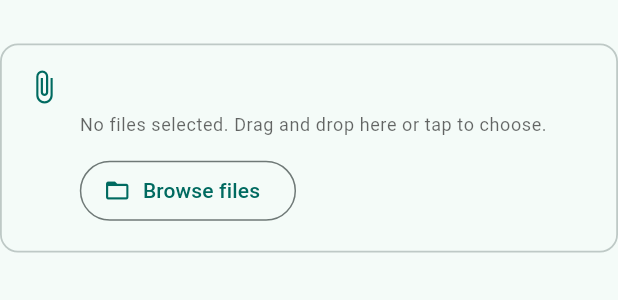
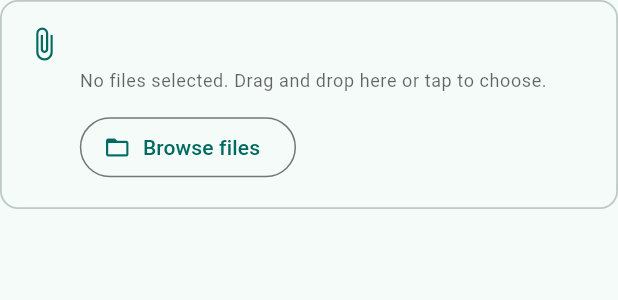
Before and after one commit to azmilazizi/kokonuts_bookkeeping, a Flutter app: the _AttachmentPicker widget shown alone on an empty page, opened directly with empty values, on a phone screen of 412 x 824 dp. Shown: the top 300 px of the screen. Run offline on Flutter 3.47's test engine with Material 3 defaults, Android fonts, the phone set to English and light mode, and no system bars; our stand-ins replace cross_file, file_picker, shared_preferences; missing offline and left inert: dart:html, dart:ui_web, desktop_drop, syncfusion_flutter_pdfviewer; accounts and stored records are empty; network calls fail.

Commit message:
Remove supporting attachments label from purchase order dialog

```diff
--- a/lib/widgets/add_purchase_order_dialog.dart
+++ b/lib/widgets/add_purchase_order_dialog.dart
@@ -584,7 +584,6 @@ class _AddPurchaseOrderDialogState extends State<AddPurchaseOrderDialog> {
                 Text('Attachments', style: theme.textTheme.titleMedium),
                 const SizedBox(height: 12),
                 _AttachmentPicker(
-                  label: 'Supporting attachments',
                   description:
                       'Drag and drop files or tap to browse for invoice or payment receipt documents.',
                   files: _supportingAttachments,
@@ -1738,7 +1737,7 @@ class _PurchaseOrderItemDraft {
 
 class _AttachmentPicker extends StatefulWidget {
   const _AttachmentPicker({
-    required this.label,
+    this.label,
     required this.description,
     required this.files,
     required this.onPick,
@@ -1746,7 +1745,7 @@ class _AttachmentPicker extends StatefulWidget {
     required this.onFileRemoved,
   });
 
-  final String label;
+  final String? label;
   final String description;
   final List<PlatformFile> files;
   final VoidCallback onPick;
@@ -1775,8 +1774,10 @@ class _AttachmentPickerState extends State<_AttachmentPicker> {
     return Column(
       crossAxisAlignment: CrossAxisAlignment.start,
       children: [
-        Text(widget.label, style: theme.textTheme.titleSmall),
-        const SizedBox(height: 8),
+        if (widget.label != null && widget.label!.isNotEmpty) ...[
+          Text(widget.label!, style: theme.textTheme.titleSmall),
+          const SizedBox(height: 8),
+        ],
         DropTarget(
           onDragEntered: (_) => setState(() => _isDragging = true),
           onDragExited: (_) => setState(() => _isDragging = false),
```
